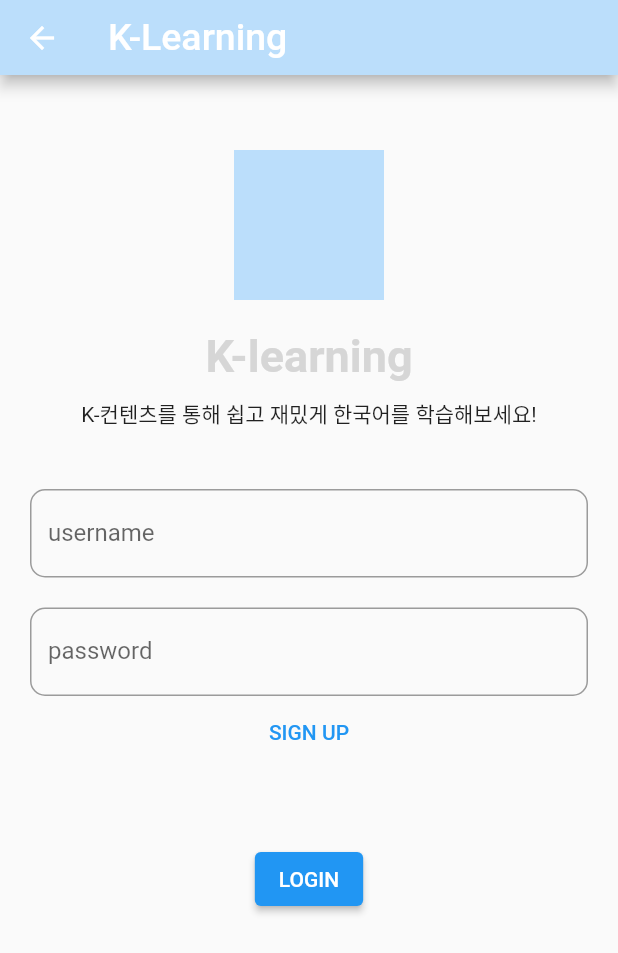
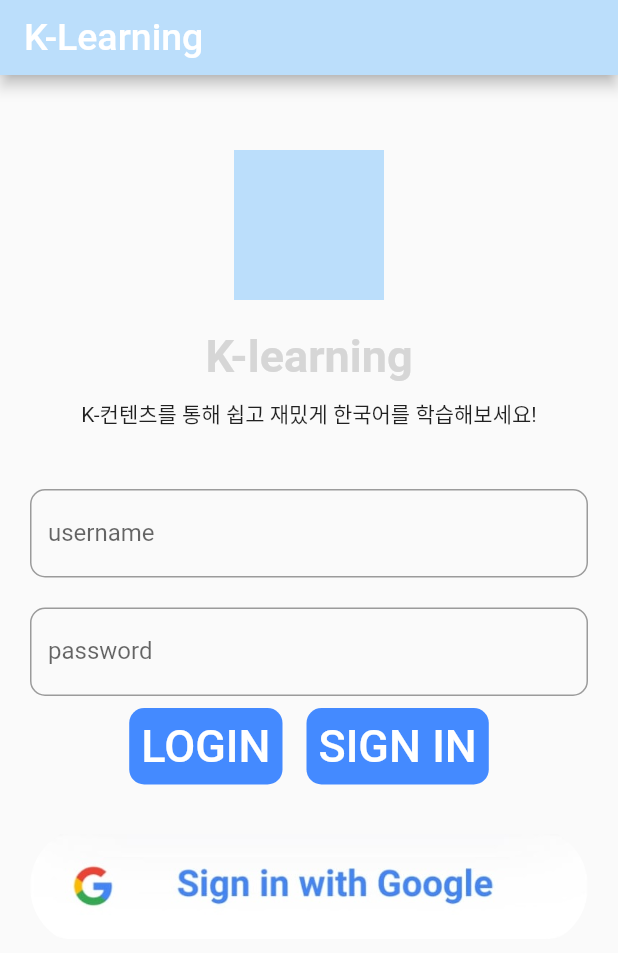
Before and after one commit to codingbongbongz/Frontend, a Flutter app: the LoginScreen screen opened directly, after a tap on "LOGIN", on a phone screen of 412 x 824 dp. Shown: the top 953 px of the screen. Run offline on Flutter 3.47's test engine with Material 2 defaults, Android fonts, the phone set to English and light mode, and no system bars; our stand-ins replace audioplayers, dio, flutter_secure_storage, google_sign_in, image_picker, multi_select_flutter and 5 more; missing offline and left inert: record, youtube; accounts and stored records are empty; network calls fail.

Commit message:
[feat] 로그인 버튼 UI 구현

```diff
--- a/lib/main.dart
+++ b/lib/main.dart
@@ -27,13 +27,15 @@ void main() async {
   dynamic userInfo = await storage.read(key: 'login');
   // print(userInfo['accessToken']);
   if (userInfo == null) {
-    runApp(MaterialApp(home: SignUpScreen()));
+    runApp(MaterialApp(home: LoginScreen()));
+    // runApp(MaterialApp(home: SignUpScreen()));
   } else {
     final accessToken = jsonDecode(userInfo)['accessToken'];
     print(accessToken);
     runApp(
       MaterialApp(
         home: MainScreen(),
+        // home: LoginScreen(),
       ),
     );
   }
--- a/lib/screen/login_screen.dart
+++ b/lib/screen/login_screen.dart
@@ -1,11 +1,16 @@
 import 'dart:convert';
+import 'dart:io';
 
 import 'package:dio/dio.dart';
 import 'package:dio/io.dart';
 import 'package:flutter/material.dart';
 import 'package:flutter_secure_storage/flutter_secure_storage.dart';
+import 'package:google_sign_in/google_sign_in.dart';
+import 'package:k_learning/class/login_platform.dart';
 import 'package:k_learning/layout/my_app_bar.dart';
+import 'package:k_learning/main.dart';
 import 'package:k_learning/screen/sign_up_screen.dart';
+import 'package:sign_in_with_apple/sign_in_with_apple.dart';
 
 import '../class/token.dart';
 import '../const/key.dart';
@@ -21,7 +26,77 @@ class _LoginScreenState extends State<LoginScreen> {
   var username = TextEditingController(); // id 입력 저장
   var password = TextEditingController(); // PW 저장
   static final storage = FlutterSecureStorage();
+
+  LoginPlatform _loginPlatform = LoginPlatform.none;
   dynamic userInfo = '';
+
+  void signInWithGoogle() async {
+    final GoogleSignInAccount? googleUser = await GoogleSignIn().signIn();
+
+    if (googleUser != null) {
+      print('name = ${googleUser.displayName}');
+      print('email = ${googleUser.email}');
+      print('id = ${googleUser.id}');
+
+      setState(() {
+        _loginPlatform = LoginPlatform.google;
+      });
+    }
+  }
+
+  void signInWithApple() async {
+    try {
+      final AuthorizationCredentialAppleID credential =
+          await SignInWithApple.getAppleIDCredential(
+        scopes: [
+          AppleIDAuthorizationScopes.email,
+          AppleIDAuthorizationScopes.fullName,
+        ],
+        webAuthenticationOptions: WebAuthenticationOptions(
+          clientId: "Klearning.example.com",
+          redirectUri: Uri.parse(
+            "https://magnificent-east-turnip/glitch.me/callbacks/sign_in_with_apple",
+          ),
+        ),
+      );
+
+      print('credential.state = $credential');
+      print('credential.state = ${credential.email}');
+      print('credential.state = ${credential.userIdentifier}');
+      print('credential.state = ${credential.authorizationCode}');
+
+      List<String> jwt = credential.identityToken?.split('.') ?? [];
+      String payload = jwt[1];
+      payload = base64.normalize(payload);
+
+      final List<int> jsonData = base64.decode(payload);
+      final userInfo = jsonDecode(utf8.decode(jsonData));
+      print(userInfo);
+      String email = userInfo['email'];
+
+      setState(() {
+        _loginPlatform = LoginPlatform.apple;
+      });
+    } catch (error) {
+      print('error = $error');
+    }
+  }
+
+  Widget _loginButton(String path, VoidCallback onTap) {
+    return GestureDetector(
+      onTap: onTap,
+      child: Padding(
+        padding: const EdgeInsets.all(20.0),
+        child: ClipRRect(
+          borderRadius: BorderRadius.circular(50.0),
+          child: Image.asset(
+            'assets/images/$path.jpg',
+            height: 80,
+          ),
+        ),
+      ),
+    );
+  }
 
   @override
   void initState() {
@@ -45,10 +120,11 @@ class _LoginScreenState extends State<LoginScreen> {
     }
   }
 
-  loginAction(accountName, password) async {
+  loginAction(username, password) async {
     try {
       var dio = Dio();
-      var param = {'account_name': '$accountName', 'password': '$password'};
+      dio.options.baseUrl = baseURL;
+      var param = {'account_name': '$username', 'password': '$password'};
       // final rawString = '$username:$password';
 
       // Codec<String, String> stringToBase64 = utf8.fuse(base64);
@@ -141,6 +217,40 @@ class _LoginScreenState extends State<LoginScreen> {
               ),
             ),
           ),
+          Row(
+            mainAxisAlignment: MainAxisAlignment.center,
+            children: [
+              TextButton(
+                onPressed: () async {
+                  if (await loginAction(username.text, password.text) == true) {
+                    print('로그인 성공');
+                    // Navigator.pop(context, '/service'); // 로그인 이후 서비스 화면으로 이동
+                    Navigator.of(context).pushAndRemoveUntil(
+                        MaterialPageRoute(
+                          builder: (BuildContext context) => MainScreen(),
+                        ),
+                        (route) => false);
+                  } else {
+                    print('로그인 실패');
+                  }
+                },
+                child: Container(
+                  decoration: BoxDecoration(
+                    color: Colors.blueAccent,
+                    borderRadius: BorderRadius.circular(10.0),
+                  ),
+                  child: Padding(
+                    padding: const EdgeInsets.all(8.0),
+                    child: Text(
+                      'LOGIN',
+                      style: TextStyle(
+                        fontSize: 30,
+                        color: Colors.white,
+                      ),
+                    ),
+                  ),
+                ),
+              ),
               TextButton(
                 onPressed: () {
                   Navigator.of(context).push(
@@ -149,22 +259,32 @@ class _LoginScreenState extends State<LoginScreen> {
                     ),
                   );
                 },
-            child: Text('SIGN UP'),
+                child: Container(
+                  decoration: BoxDecoration(
+                      color: Colors.blueAccent,
+                      borderRadius: BorderRadius.circular(10.0)),
+                  child: Padding(
+                    padding: const EdgeInsets.all(8.0),
+                    child: Text(
+                      'SIGN IN',
+                      style: TextStyle(
+                        fontSize: 30,
+                        color: Colors.white,
                       ),
-          SizedBox(
-            height: 50,
                     ),
-          ElevatedButton(
-              onPressed: () async {
-                if (await loginAction(username.text, password.text) == true) {
-                  print('로그인 성공');
-                  // Navigator.pop(context, '/service'); // 로그인 이후 서비스 화면으로 이동
-                  Navigator.pop(context);
-                } else {
-                  print('로그인 실패');
-                }
-              },
-              child: Text('LOGIN')),
+                  ),
+                ),
+              ),
+            ],
+          ),
+
+          if (Platform.isIOS)
+            _loginButton('sign_in_with_Apple', signInWithApple),
+          if (Platform.isAndroid)
+            _loginButton('sign_in_with_Google', signInWithGoogle),
+          // SizedBox(
+          //   height: 50,
+          // ),
         ],
       ),
     );
```
Also changed, not shown: assets/images/sign_in_with_Apple.jpg (added), assets/images/sign_in_with_Google.jpg (added), 1 other file. Lines whose indentation alone changed are shown as unchanged.
